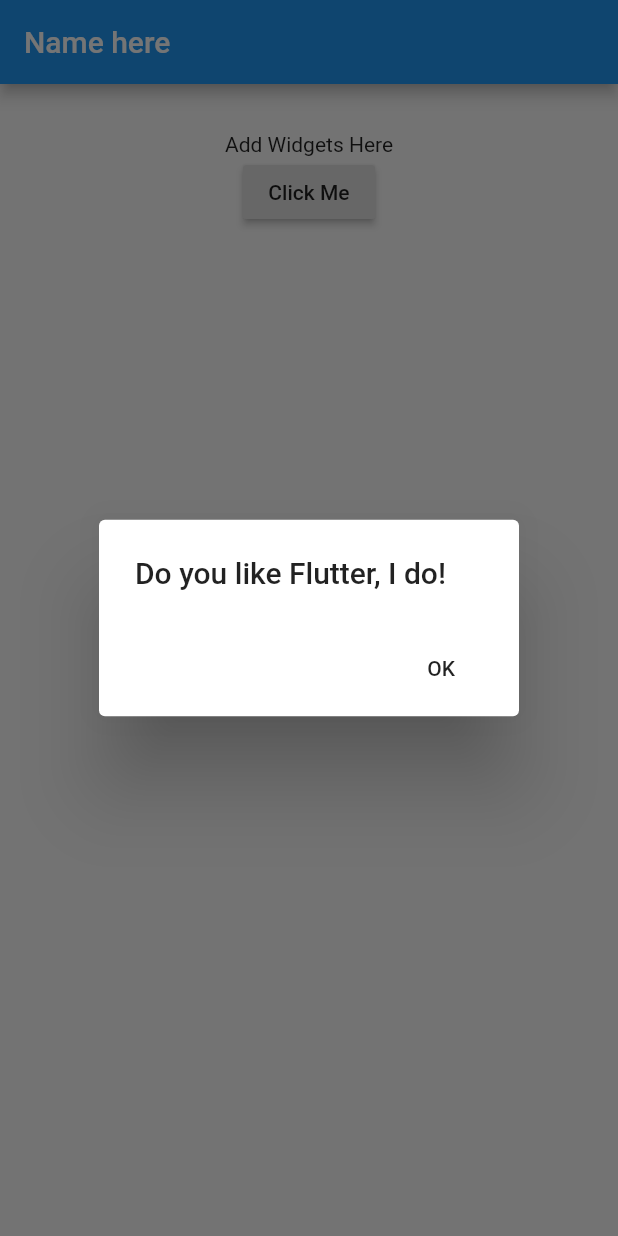
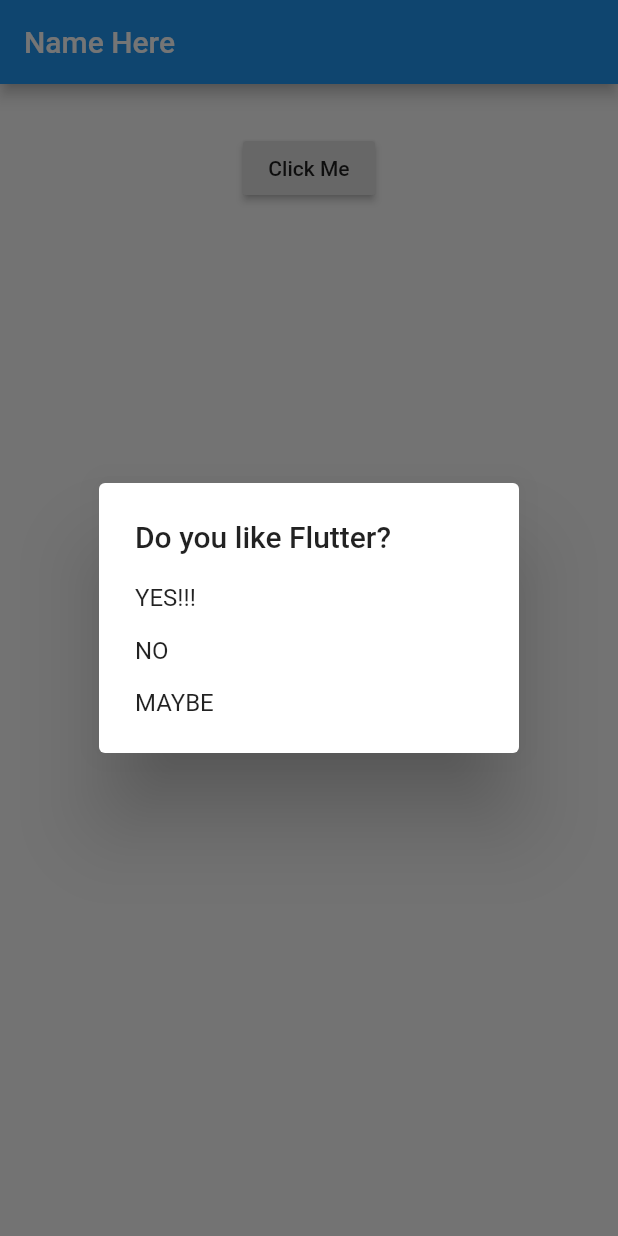
Before and after one commit to dspano/flutter-intro, a Flutter app: the screen it shows after launch, after a tap on "Click Me", on a phone screen of 412 x 824 dp. Run offline on Flutter 3.47's test engine with Material 2 defaults, Android fonts, the phone set to English and light mode, and no system bars.

Commit message:
Simple Dialog example

```diff
--- a/flutter_tutorial/lib/main.dart
+++ b/flutter_tutorial/lib/main.dart
@@ -12,33 +12,51 @@ class MyApp extends StatefulWidget {
   _State createState() => new _State();
 }
 
+enum Answers{YES, NO, MAYBE}
+
 class _State extends State<MyApp> {
 
-  Future _showAlert(BuildContext context, String message) async {
-    return showDialog(
-      context: context,
-      child: new AlertDialog(
-        title: new Text(message),
-        actions: <Widget>[
-          new FlatButton(onPressed: () => Navigator.pop(context), child: new Text("OK"))
-        ],
+  String _value = 'Name Here';
+
+  void setValue(String value) => setState(() => _value = value );
+
+  Future _askUser() async {
+    switch(
+    await showDialog(
+        context: context,
+        child: new SimpleDialog(
+            title: new Text("Do you like Flutter?"),
+            children: <Widget>[
+              new SimpleDialogOption(child: new Text("YES!!!"), onPressed: () { Navigator.pop(context, Answers.YES);}),
+              new SimpleDialogOption(child: new Text("NO"), onPressed: () { Navigator.pop(context, Answers.NO);}),
+              new SimpleDialogOption(child: new Text("MAYBE"), onPressed: () { Navigator.pop(context, Answers.MAYBE);})
+            ],
+        )
       )
-    );
+    ) {
+      case Answers.YES:
+        setValue('YES');
+        break;
+      case Answers.NO:
+        setValue('NO');
+        break;
+      case Answers.MAYBE:
+        setValue('MAYBE');
+        break;
+    }
   }
-
   @override
   Widget build(BuildContext context) {
     return new Scaffold(
       appBar: new AppBar(
-        title: new Text('Name here'),
+        title: new Text(_value),
       ),
       body: new Container(
         padding: new EdgeInsets.all(32.0),
         child: new Center(
           child: new Column(
             children: <Widget>[
-              new Text("Add Widgets Here"),
-              new RaisedButton(onPressed: () => _showAlert(context, "Do you like Flutter, I do!"), child: new Text("Click Me"))
+              new RaisedButton(onPressed: _askUser, child: new Text("Click Me"))
             ]
           )
         )
```
